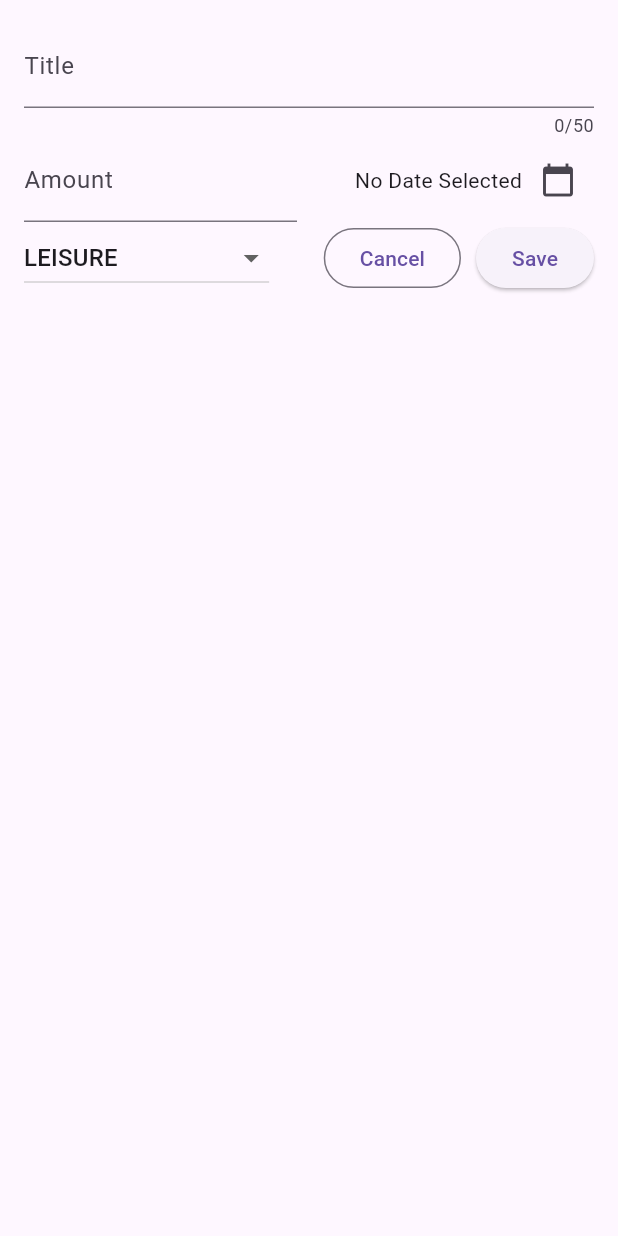
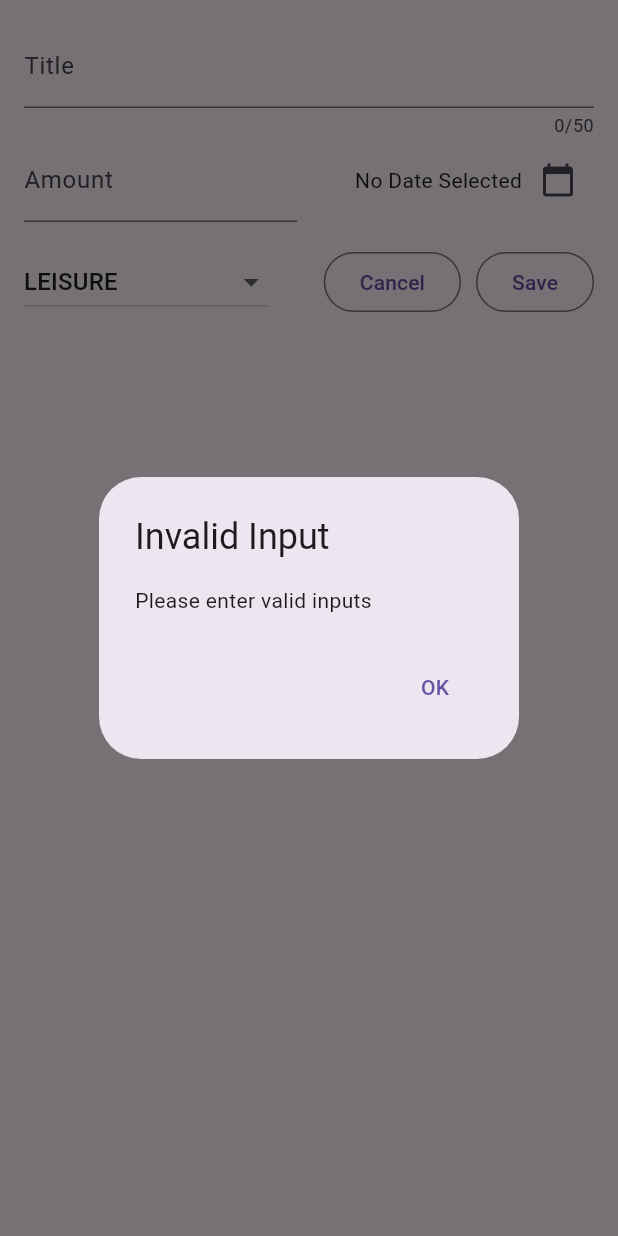
Before and after one commit to pahmel0/expense_tracker, a Flutter app: the NewExpense widget shown alone on an empty page, opened directly, after a tap on "Save", on a phone screen of 412 x 824 dp. Run offline on Flutter 3.47's test engine with Material 2 defaults, Android fonts, the phone set to English and light mode, and no system bars.

Commit message:
Added submitExpenseData dialog if no values are entered

```diff
--- a/lib/main.dart
+++ b/lib/main.dart
@@ -4,6 +4,7 @@ import 'package:expense_tracker/widgets/expenses.dart';
 void main() {
   runApp(
     MaterialApp(
+      debugShowCheckedModeBanner: false,
       theme: ThemeData(useMaterial3: true),
       home: const Expenses(),
     ),
--- a/lib/widgets/new_expense.dart
+++ b/lib/widgets/new_expense.dart
@@ -35,6 +35,31 @@ class _NewExpenseState extends State<NewExpense> {
     super.dispose();
   }
 
+  void _submitExpenseData() {
+    final enteredAmount = double.parse(
+        _amountController.text.isEmpty ? "0" : _amountController.text);
+    final amountIsInvalid = (enteredAmount <= 0);
+    if (_titleController.text.trim().isEmpty ||
+        amountIsInvalid ||
+        _selectedDate == null) {
+      showDialog(
+        context: context,
+        builder: (ctx) => AlertDialog(
+          title: const Text("Invalid Input"),
+          content: const Text("Please enter valid inputs"),
+          actions: [
+            TextButton(
+                onPressed: () {
+                  Navigator.pop(ctx);
+                },
+                child: const Text("OK"))
+          ],
+        ),
+      );
+      return;
+    }
+  }
+
   @override
   Widget build(BuildContext context) {
     return Padding(
@@ -54,7 +79,7 @@ class _NewExpenseState extends State<NewExpense> {
                   controller: _amountController,
                   keyboardType: TextInputType.number,
                   decoration: const InputDecoration(
-                      labelText: "Amount", prefixText: "\$ "),
+                      labelText: "Amount", prefixText: "kr "),
                 ),
               ),
               const SizedBox(width: 16),
@@ -77,8 +102,10 @@ class _NewExpenseState extends State<NewExpense> {
               )
             ],
           ),
+          const SizedBox(height: 16),
           Row(
             children: [
+              //const Text("Category"),
               DropdownButton(
                 value: _selectedCategory,
                 items: Category.values
@@ -106,8 +133,8 @@ class _NewExpenseState extends State<NewExpense> {
                 child: const Text("Cancel"),
               ),
               const SizedBox(width: 10),
-              ElevatedButton(
-                onPressed: () {},
+              OutlinedButton(
+                onPressed: _submitExpenseData,
                 child: const Text("Save"),
               ),
             ],
```
